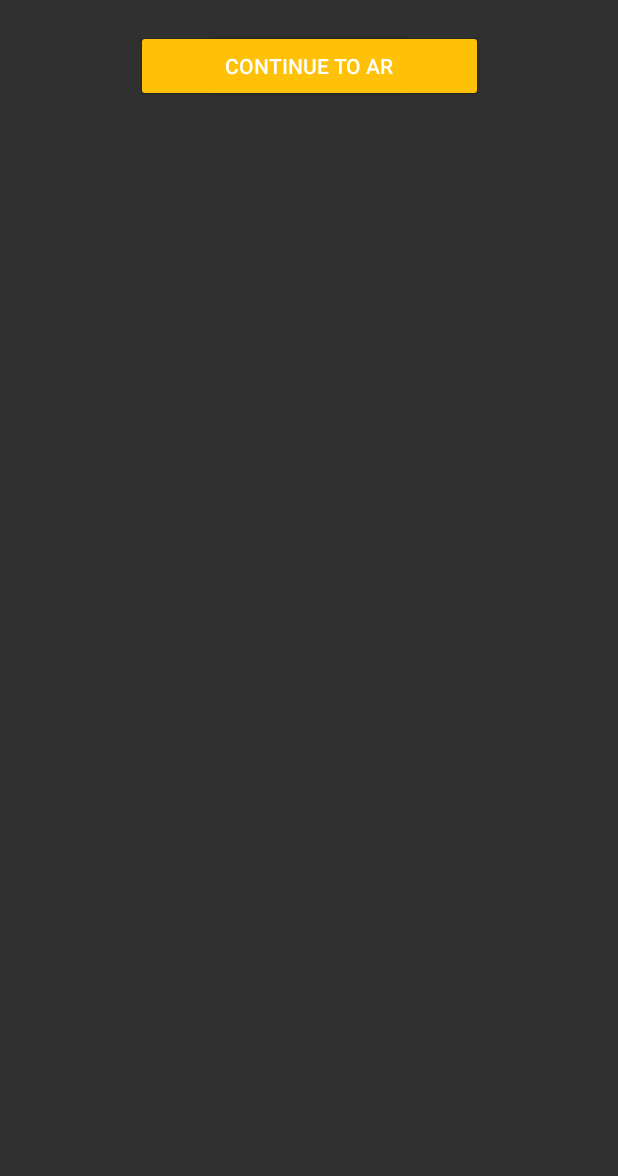
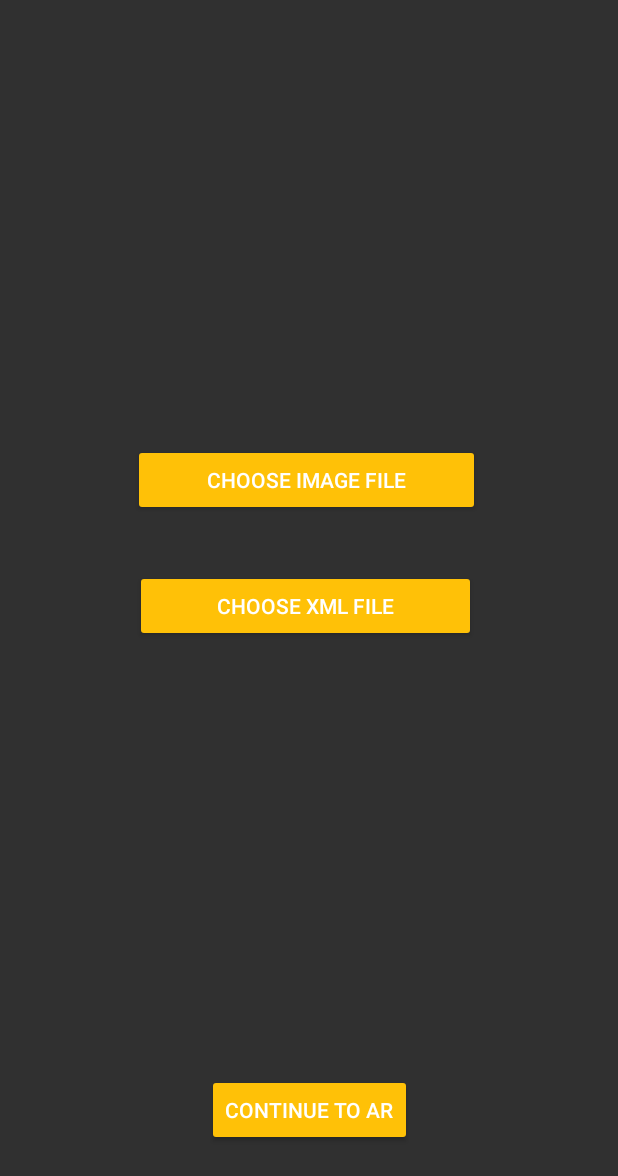
Before and after one commit to zli32/gtxr-hackathon-team-17, an Android app: the screen it shows after launch (FileSelection), on a phone screen of 412 x 824 dp. Shown: the top 1176 px of the screen. Run offline under Robolectric (Android 15) with nearby library versions, the phone set to English and light mode, and no system bars; our stand-ins replace navigation-ui.

```diff
--- a/augmented_image_java/app/src/main/java/com/google/ar/core/examples/java/augmentedimage/AugmentedImageActivity.java
+++ b/augmented_image_java/app/src/main/java/com/google/ar/core/examples/java/augmentedimage/AugmentedImageActivity.java
@@ -434,7 +434,7 @@ public class AugmentedImageActivity extends AppCompatActivity implements GLSurfa
           //messageSnackbarHelper.showMessage(this, text);
           //messageSnackbarHelper.showMessageForShortDuration(this, text);
           View loadingSign = findViewById(R.id.progressBar);
-          loadingSign.setVisibility(View.GONE);
+          runOnUiThread(() -> loadingSign.setVisibility(View.GONE));
           break;
 
         case TRACKING:
--- a/augmented_image_java/app/src/main/res/layout/activity_file_selection.xml
+++ b/augmented_image_java/app/src/main/res/layout/activity_file_selection.xml
@@ -11,34 +11,36 @@
         android:id="@+id/choose_image_file"
         android:layout_width="231dp"
         android:layout_height="wrap_content"
+        android:layout_marginTop="276dp"
         android:backgroundTint="#FFC107"
         android:text="@string/choose_image_file"
         app:layout_constraintEnd_toEndOf="parent"
-        app:layout_constraintHorizontal_bias="0.5"
+        app:layout_constraintHorizontal_bias="0.488"
         app:layout_constraintStart_toStartOf="parent"
-        tools:layout_editor_absoluteY="293dp" />
+        app:layout_constraintTop_toTopOf="parent" />
 
     <Button
         android:id="@+id/choose_xml_file"
         android:layout_width="227dp"
         android:layout_height="wrap_content"
+        android:layout_marginTop="36dp"
         android:backgroundTint="#FFC107"
         android:text="@string/choose_xml_file"
         app:layout_constraintEnd_toEndOf="parent"
-        app:layout_constraintHorizontal_bias="0.5"
+        app:layout_constraintHorizontal_bias="0.483"
         app:layout_constraintStart_toStartOf="parent"
-        tools:layout_editor_absoluteY="364dp" />
+        app:layout_constraintTop_toBottomOf="@+id/choose_image_file" />
 
     <Button
         android:id="@+id/continue_to_ar"
         android:layout_width="wrap_content"
         android:layout_height="wrap_content"
+        android:layout_marginBottom="40dp"
         android:backgroundTint="#FFC107"
         android:text="@string/continue_to_ar"
+        app:layout_constraintBottom_toBottomOf="parent"
         app:layout_constraintEnd_toEndOf="parent"
-        app:layout_constraintHorizontal_bias="0.5"
-        app:layout_constraintStart_toStartOf="parent"
-        tools:layout_editor_absoluteY="675dp" />
+        app:layout_constraintStart_toStartOf="parent" />
 
 
 </androidx.constraintlayout.widget.ConstraintLayout>
```
